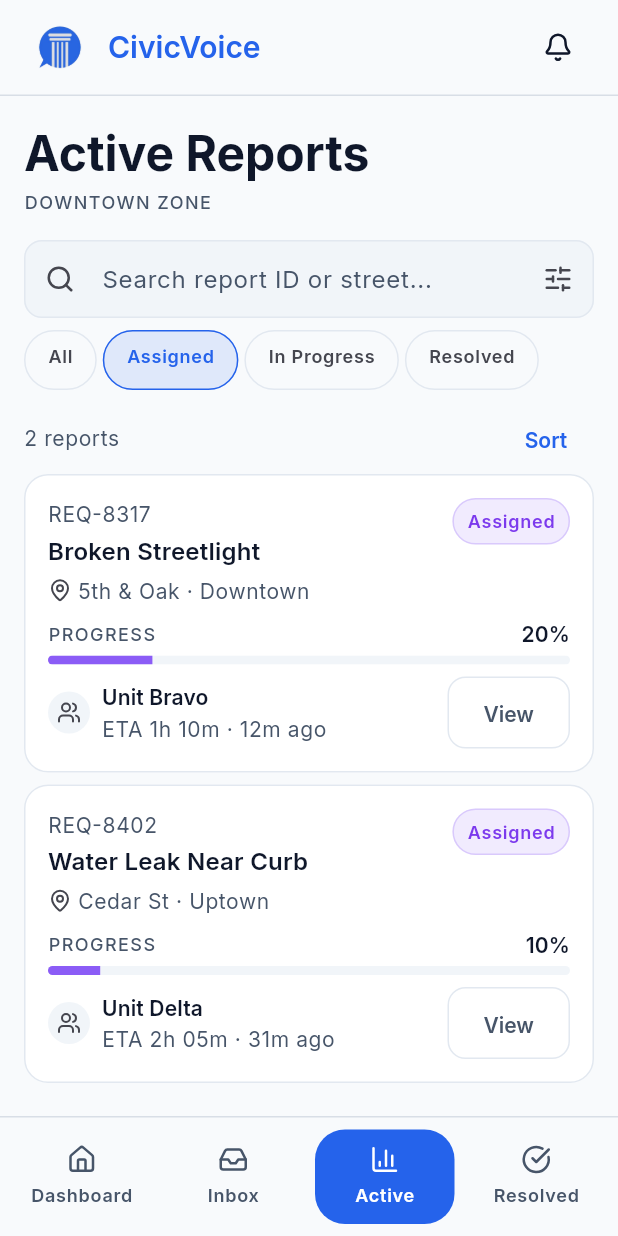
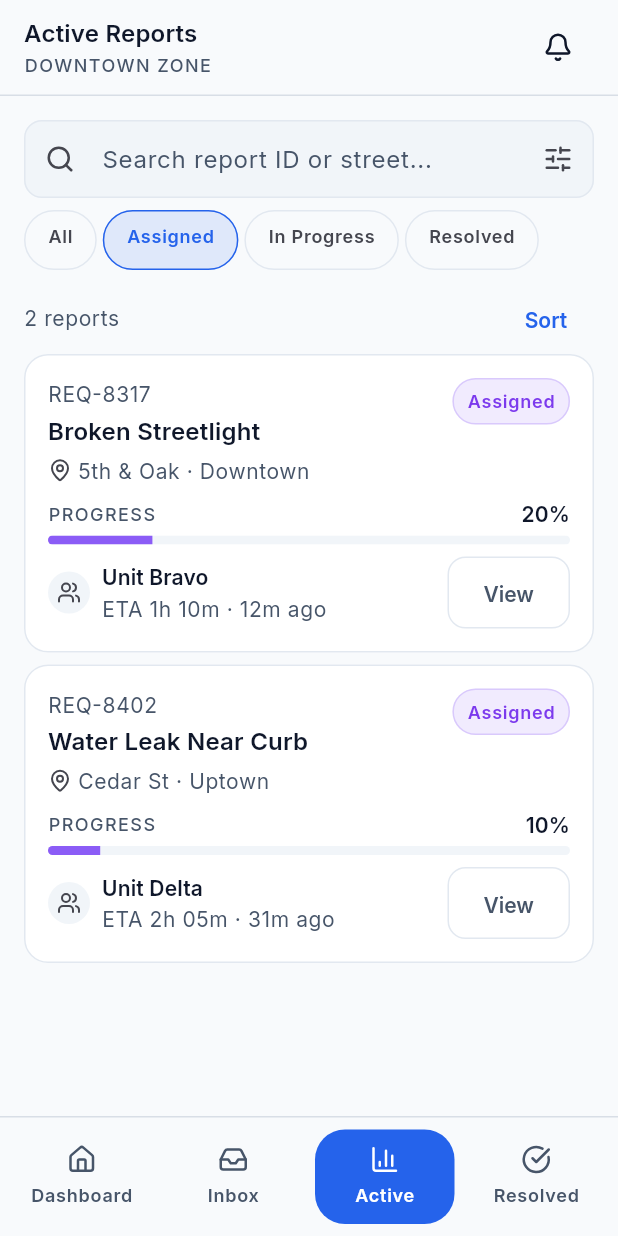
Before and after one commit to khakho3/civic_voice, a Flutter app: the MunicipalActiveReportsScreen screen opened directly, after a tap on "Assigned", on a phone screen of 412 x 824 dp. Run offline on Flutter 3.47's test engine with Material 3 defaults, Android fonts, the phone set to English and light mode, and no system bars; our stand-ins replace google_fonts, lucide_icons_flutter.

Commit message:
feat(municipal): update header titles for navigation tabs and remove redundant in-body headings

```diff
--- a/lib/features/municipal/screens/municipal_active_reports_screen.dart
+++ b/lib/features/municipal/screens/municipal_active_reports_screen.dart
@@ -24,8 +24,10 @@ import '../widgets/status_badge.dart';
 /// itself confirmed against an approved frame showing all four destinations
 /// together, and reusing a persistent nav icon to trigger a chrome-free
 /// drill-down would be inconsistent with how every other list screen in this
-/// module behaves. "Active Reports" / the zone name are kept as an in-content
-/// heading instead, mirroring Incoming Reports' "Incoming Reports" headline.
+/// module behaves. "Active Reports" / the zone name are shown via
+/// [MunicipalScaffold]'s header title/subtitle rather than an in-content
+/// heading — only the Dashboard tab shows the CivicVoice brand mark there;
+/// every other tab shows its own screen title.
 enum MunicipalActiveReportsViewState { loading, loaded, empty, error, offline }
 
 class MunicipalActiveReportsScreen extends StatefulWidget {
@@ -48,7 +50,9 @@ class MunicipalActiveReportsScreen extends StatefulWidget {
   final VoidCallback? onNavigateToDashboard;
   final VoidCallback? onNavigateToInbox;
 
-  /// Opens the tapped report's full detail (Report Review).
+  /// Opens the tapped report's full detail (Report Progress — every report
+  /// listed here is already past triage, so Report Review's Verify/Reject
+  /// decision doesn't apply).
   final ValueChanged<ActiveReportItem>? onReportTap;
 
   /// Wired to Empty's "View History" action — no destination screen exists
@@ -159,6 +163,7 @@ class _MunicipalActiveReportsScreenState
       // Notifications isn't one of the 9 approved MUN screens (Issue 03
       // §7) — left as a placeholder until that screen is specified.
       onNotificationsTap: () {},
+      headerSubtitle: widget.zoneName.toUpperCase(),
       onTabSelected: (tab) {
         if (tab == MunicipalTab.dashboard) widget.onNavigateToDashboard?.call();
         if (tab == MunicipalTab.inbox) widget.onNavigateToInbox?.call();
@@ -166,26 +171,6 @@ class _MunicipalActiveReportsScreenState
       body: Column(
         crossAxisAlignment: CrossAxisAlignment.start,
         children: [
-          Padding(
-            padding: const EdgeInsets.fromLTRB(
-              AppSpacing.md,
-              AppSpacing.md,
-              AppSpacing.md,
-              0,
-            ),
-            child: Column(
-              crossAxisAlignment: CrossAxisAlignment.start,
-              children: [
-                Text('Active Reports', style: Theme.of(context).textTheme.headlineLarge),
-                Text(
-                  widget.zoneName.toUpperCase(),
-                  style: Theme.of(
-                    context,
-                  ).textTheme.labelSmall?.copyWith(letterSpacing: 0.96),
-                ),
-              ],
-            ),
-          ),
           if (_state == MunicipalActiveReportsViewState.offline)
             const _OfflineBanner(),
           Expanded(
--- a/lib/features/municipal/screens/municipal_inbox_screen.dart
+++ b/lib/features/municipal/screens/municipal_inbox_screen.dart
@@ -12,11 +12,12 @@ import '../widgets/status_badge.dart';
 /// Loading, Error — no Success/Disabled, matching MUN-001's reasoning (a
 /// read-only list has no completable action to confirm).
 ///
-/// Default/Empty/No-Results/Loading share one page shell (title, search,
-/// category chips) and only swap the list area — Error/Offline/Permission
-/// replace the whole body in a bordered card, confirmed against this
-/// screen's approved frames (unlike MUN-001, which was flat/unbordered
-/// before being retrofitted to match this same pattern).
+/// Default/Empty/No-Results/Loading share one page shell (search, category
+/// chips) and only swap the list area — Error/Offline/Permission replace
+/// the whole body in a bordered card, confirmed against this screen's
+/// approved frames (unlike MUN-001, which was flat/unbordered before being
+/// retrofitted to match this same pattern). The screen title itself lives
+/// in [MunicipalScaffold]'s header, not in this body content.
 enum MunicipalInboxViewState {
   loading,
   loaded,
@@ -205,7 +206,6 @@ class _InboxContent extends StatelessWidget {
 
   @override
   Widget build(BuildContext context) {
-    final textTheme = Theme.of(context).textTheme;
     final isNoResults = !loading && rawReports.isNotEmpty && filteredReports.isEmpty;
     final isEmpty = !loading && rawReports.isEmpty;
 
@@ -221,8 +221,6 @@ class _InboxContent extends StatelessWidget {
           child: Column(
             crossAxisAlignment: CrossAxisAlignment.start,
             children: [
-              Text('Incoming Reports', style: textTheme.headlineLarge),
-              const SizedBox(height: AppSpacing.md),
               _SearchField(controller: searchController, enabled: !loading),
               const SizedBox(height: AppSpacing.sm),
               if (isNoResults)
--- a/lib/features/municipal/widgets/municipal_scaffold.dart
+++ b/lib/features/municipal/widgets/municipal_scaffold.dart
@@ -7,31 +7,59 @@ import '../../../core/theme/app_theme.dart';
 /// destinations that aren't in the approved navigation architecture
 /// (see docs/DEVELOPMENT_RULES.md — Navigation).
 enum MunicipalTab {
-  dashboard(label: 'Dashboard', icon: AppIcons.home),
-  inbox(label: 'Inbox', icon: AppIcons.inbox),
-  active(label: 'Active', icon: AppIcons.analytics),
-  resolved(label: 'Resolved', icon: AppIcons.statusResolved);
+  dashboard(label: 'Dashboard', icon: AppIcons.home, headerTitle: 'CivicVoice'),
+  inbox(label: 'Inbox', icon: AppIcons.inbox, headerTitle: 'Incoming Reports'),
+  active(label: 'Active', icon: AppIcons.analytics, headerTitle: 'Active Reports'),
+  resolved(
+    label: 'Resolved',
+    icon: AppIcons.statusResolved,
+    headerTitle: 'Resolved Reports',
+  );
 
-  const MunicipalTab({required this.label, required this.icon});
+  const MunicipalTab({
+    required this.label,
+    required this.icon,
+    required this.headerTitle,
+  });
 
+  /// Short label under the bottom-nav icon.
   final String label;
   final IconData icon;
+
+  /// Full screen title shown in the header. Unused for [dashboard], whose
+  /// header is the brand mark instead of a text title.
+  final String headerTitle;
 }
 
 /// Shared shell (header + bottom navigation) for Municipal Officer screens —
 /// the "Header ↓ Primary Content ↓ Navigation" pattern from the Design
 /// System Requirements (§19.9 Screen Structure), reused across the module.
+///
+/// Only [MunicipalTab.dashboard] shows the CivicVoice brand mark in its
+/// header — every other tab shows its own [MunicipalTab.headerTitle]
+/// instead (e.g. "Incoming Reports", "Active Reports"), the same convention
+/// most tab-based apps use: the brand mark lives on the home tab, and every
+/// other tab is titled for what it actually shows. Besides matching that
+/// convention, repeating the logo bar *and* an in-body headline on every
+/// list screen was redundant chrome that ate vertical space the actual
+/// content (search, filters, cards) needed more.
 class MunicipalScaffold extends StatelessWidget {
   const MunicipalScaffold({
     super.key,
     required this.body,
     required this.selectedTab,
+    this.headerSubtitle,
     this.onNotificationsTap,
     this.onTabSelected,
   });
 
   final Widget body;
   final MunicipalTab selectedTab;
+
+  /// Optional second line under the screen title (e.g. a zone/district
+  /// scope) — ignored for [MunicipalTab.dashboard], whose header is the
+  /// brand mark rather than a text title.
+  final String? headerSubtitle;
   final VoidCallback? onNotificationsTap;
   final ValueChanged<MunicipalTab>? onTabSelected;
 
@@ -54,7 +82,11 @@ class MunicipalScaffold extends StatelessWidget {
           behavior: HitTestBehavior.translucent,
           child: Column(
             children: [
-              _Header(onNotificationsTap: onNotificationsTap),
+              _Header(
+                tab: selectedTab,
+                subtitle: headerSubtitle,
+                onNotificationsTap: onNotificationsTap,
+              ),
               Expanded(child: body),
               if (!keyboardVisible)
                 _BottomNav(selected: selectedTab, onSelected: onTabSelected),
@@ -67,8 +99,10 @@ class MunicipalScaffold extends StatelessWidget {
 }
 
 class _Header extends StatelessWidget {
-  const _Header({this.onNotificationsTap});
+  const _Header({required this.tab, this.subtitle, this.onNotificationsTap});
 
+  final MunicipalTab tab;
+  final String? subtitle;
   final VoidCallback? onNotificationsTap;
 
   @override
@@ -83,9 +117,11 @@ class _Header extends StatelessWidget {
         border: Border(bottom: BorderSide(color: semantic.glassBorder)),
       ),
       child: Row(
-        mainAxisAlignment: MainAxisAlignment.spaceBetween,
         children: [
-          Row(
+          Expanded(
+            child: tab == MunicipalTab.dashboard
+                ? Row(
+                    mainAxisSize: MainAxisSize.min,
                     children: [
                       Image.asset(
                         AppAssets.logoApp,
@@ -95,9 +131,31 @@ class _Header extends StatelessWidget {
                       const SizedBox(width: AppSpacing.sm),
                       Text(
                         'CivicVoice',
-                style: textTheme.titleLarge?.copyWith(color: AppColors.primary),
+                        style: textTheme.titleLarge?.copyWith(
+                          color: AppColors.primary,
+                        ),
                       ),
                     ],
+                  )
+                : Column(
+                    mainAxisSize: MainAxisSize.min,
+                    crossAxisAlignment: CrossAxisAlignment.start,
+                    children: [
+                      Text(
+                        tab.headerTitle,
+                        style: textTheme.titleMedium,
+                        maxLines: 1,
+                        overflow: TextOverflow.ellipsis,
+                      ),
+                      if (subtitle != null)
+                        Text(
+                          subtitle!,
+                          style: textTheme.labelSmall?.copyWith(letterSpacing: 0.96),
+                          maxLines: 1,
+                          overflow: TextOverflow.ellipsis,
+                        ),
+                    ],
+                  ),
           ),
           _IconButton(
             icon: AppIcons.notifications,
```
Lines whose indentation alone changed are shown as unchanged.
